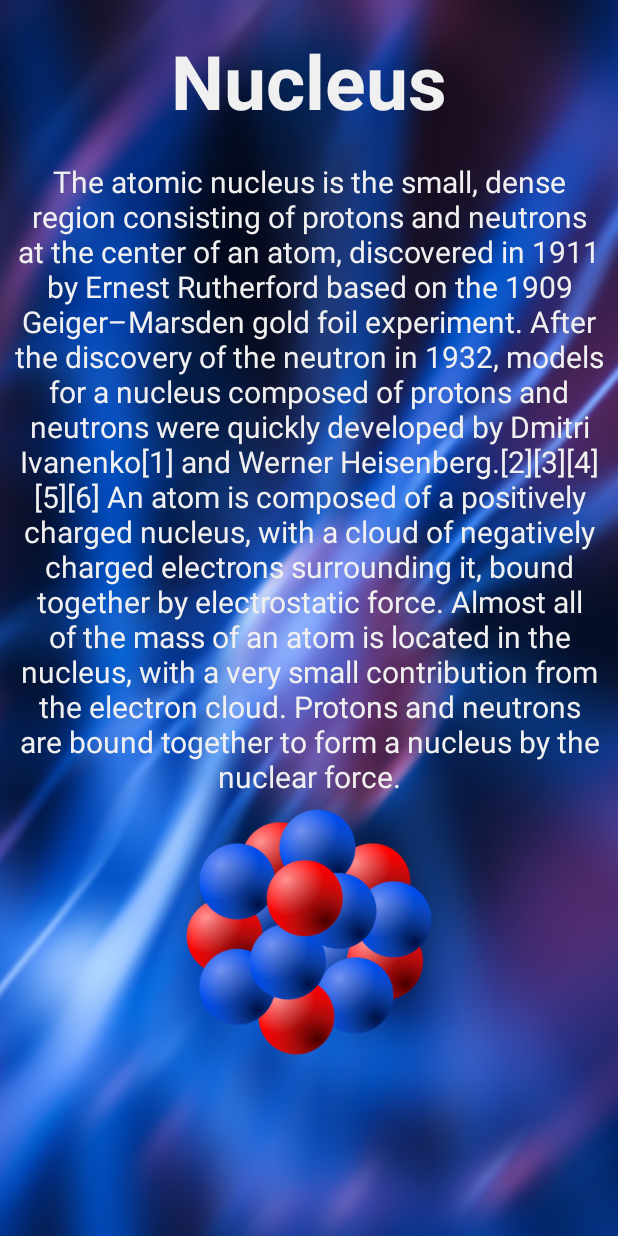
After one commit to JumyazovMahmud/Funny-Physics-App, an Android app: the NucleusActivity screen opened directly, with no data from a screen before it, on a phone screen of 412 x 824 dp. The commit adds this screen. Run offline under Robolectric (Android 15) with nearby library versions, the phone set to English and light mode, and no system bars; 1 statement that could not run was skipped.

Commit message:
All working , there is no information

```diff
--- /dev/null
+++ b/app/src/main/java/com/example/funnyphysicsapp/NucleusActivity.java
@@ -0,0 +1,29 @@
+package com.example.funnyphysicsapp;
+
+import android.content.Intent;
+import android.os.Bundle;
+import android.view.View;
+import android.widget.Button;
+
+import androidx.appcompat.app.AppCompatActivity;
+
+public class NucleusActivity extends AppCompatActivity {
+
+    @Override
+    protected void onCreate(Bundle savedInstanceState) {
+        super.onCreate(savedInstanceState);
+        setContentView(R.layout.activity_nucleus);
+
+
+        Button back = findViewById(R.id.back);
+
+        back.setOnClickListener(new View.OnClickListener() {
+            @Override
+            public void onClick(View v) {
+                Intent intent = new Intent(getApplicationContext() , MainActivity.class);
+                startActivity(intent);
+                setContentView(R.layout.activity_main);
+            }
+        });
+    }
+}
--- /dev/null
+++ b/app/src/main/res/layout/activity_nucleus.xml
@@ -0,0 +1,47 @@
+<?xml version="1.0" encoding="utf-8"?>
+<androidx.constraintlayout.widget.ConstraintLayout xmlns:android="http://schemas.android.com/apk/res/android"
+    android:layout_width="match_parent"
+    android:layout_height="match_parent"
+    xmlns:app="http://schemas.android.com/apk/res-auto"
+    android:background="@drawable/electron">
+
+
+    <TextView
+        android:id="@+id/title_nucleus"
+        android:textColor="#F1F0F0"
+        android:layout_width="wrap_content"
+        android:layout_height="wrap_content"
+        android:text="Nucleus"
+        android:layout_marginTop="20dp"
+        android:textSize="50sp"
+        android:textAlignment="center"
+        android:textStyle="bold"
+        app:layout_constraintEnd_toEndOf="parent"
+        app:layout_constraintStart_toStartOf="parent"
+        app:layout_constraintTop_toTopOf="parent" />
+
+
+    <TextView
+        android:id="@+id/message"
+        android:textColor="#F1F0F0"
+        android:layout_width="wrap_content"
+        android:layout_height="wrap_content"
+        android:text="@string/nucleus"
+        android:layout_marginTop="20dp"
+        android:textSize="20sp"
+        android:textAlignment="center"
+        android:textStyle="normal"
+        app:layout_constraintEnd_toEndOf="parent"
+        app:layout_constraintStart_toStartOf="parent"
+        app:layout_constraintTop_toBottomOf="@+id/title_nucleus"/>
+
+
+    <ImageView
+        android:layout_width="180dp"
+        android:layout_height="180dp"
+        android:src="@drawable/nucleus"
+        app:layout_constraintEnd_toEndOf="parent"
+        app:layout_constraintStart_toStartOf="parent"
+        app:layout_constraintTop_toBottomOf="@+id/message"/>
+
+</androidx.constraintlayout.widget.ConstraintLayout>
--- a/app/src/main/res/values/strings.xml
+++ b/app/src/main/res/values/strings.xml
@@ -1,6 +1,7 @@
 <resources>
     <string name="app_name">Funny Physics App</string>
     <string name="more">More</string>
+    <string name="nucleus">The atomic nucleus is the small, dense region consisting of protons and neutrons at the center of an atom, discovered in 1911 by Ernest Rutherford based on the 1909 Geiger–Marsden gold foil experiment. After the discovery of the neutron in 1932, models for a nucleus composed of protons and neutrons were quickly developed by Dmitri Ivanenko[1] and Werner Heisenberg.[2][3][4][5][6] An atom is composed of a positively charged nucleus, with a cloud of negatively charged electrons surrounding it, bound together by electrostatic force. Almost all of the mass of an atom is located in the nucleus, with a very small contribution from the electron cloud. Protons and neutrons are bound together to form a nucleus by the nuclear force.</string>
     <string name="core_text">The nucleus of an atom contains the subatomic parts known as protons and neutrons. The electron can be found in orbitals</string>
     <string name="scientist_text">A physicist is a scientist who specify in the field of physics, which surrounds the interactions of matter and energy.</string>
     <string name="formulas_text">A formula performs sums or other actions on the data in your worksheet. A formula always starts with an equal sign.</string>
```
Also changed, not shown: app/src/main/AndroidManifest.xml (+8 -0 lines), app/src/main/java/com/example/funnyphysicsapp/FormulaActivity.java (added, +30 -0 lines), app/src/main/java/com/example/funnyphysicsapp/MainActivity.java (+49 -4 lines), app/src/main/java/com/example/funnyphysicsapp/PlanetActivity.java (added, +32 -0 lines), app/src/main/java/com/example/funnyphysicsapp/ScientistActivity.java (added, +30 -0 lines), app/src/main/res/layout/activity_main.xml (+2 -13 lines), app/src/main/res/drawable/nucleus.png (added).
